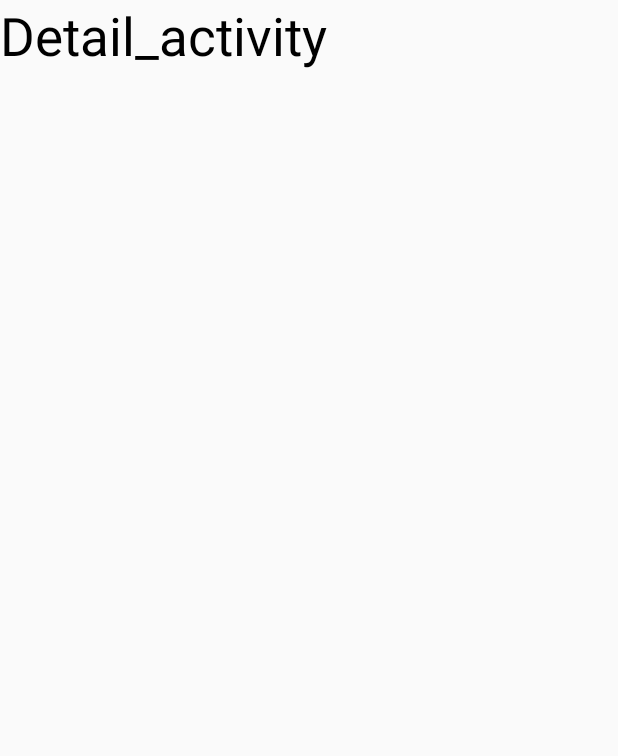
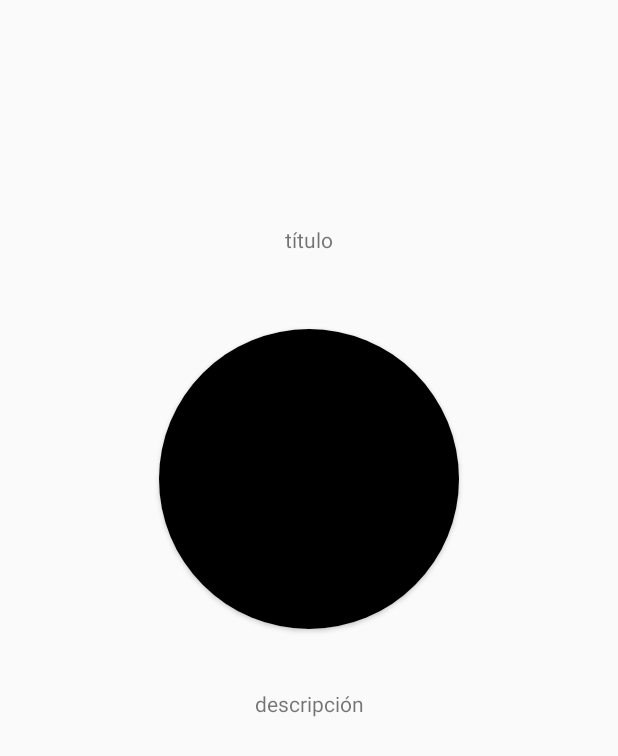
Before and after one commit to AndresSotoLopez/DI, an Android app: the layout activity_detail.xml on its own in the app's theme, with its tools: preview values and no code run, on a phone screen of 412 x 824 dp. Shown: the top 756 px of the screen. Run offline under Robolectric (Android 15) with nearby library versions, the phone set to English and light mode, and no system bars; network calls fail.

Commit message:
Tarea #3, completado el detail_activity con los datos de la celda en la que se pulsa

```diff
--- a/sprint4android/MyOtherCatalog/app/src/main/res/layout/activity_detail.xml
+++ b/sprint4android/MyOtherCatalog/app/src/main/res/layout/activity_detail.xml
@@ -1,18 +1,56 @@
 <?xml version="1.0" encoding="utf-8"?>
-<androidx.constraintlayout.widget.ConstraintLayout
-    xmlns:android="http://schemas.android.com/apk/res/android"
+<androidx.constraintlayout.widget.ConstraintLayout xmlns:android="http://schemas.android.com/apk/res/android"
+    xmlns:app="http://schemas.android.com/apk/res-auto"
     xmlns:tools="http://schemas.android.com/tools"
-    xmlns:app="http://schemas.android.com/apk/res-auto"
     android:layout_width="match_parent"
-    android:layout_height="match_parent"
-    tools:context=".detail_activity">
+    android:layout_height="match_parent">
 
     <TextView
         android:layout_width="wrap_content"
         android:layout_height="wrap_content"
-        android:text="Detail_activity"
-        android:textColor="@color/black"
-        android:textSize="35sp"
-        tools:ignore="MissingConstraints" />
+        android:text="título"
+        android:id="@+id/textview_detail_activity"
+        app:layout_constraintEnd_toEndOf="parent"
+        app:layout_constraintStart_toStartOf="parent"
+        app:layout_constraintTop_toTopOf="parent"
+        android:layout_marginTop="150dp" />
+
+
+    <androidx.cardview.widget.CardView
+        android:id="@+id/cardview_detail_activity"
+        android:layout_width="wrap_content"
+        android:layout_height="wrap_content"
+        app:cardCornerRadius="100dp"
+        android:elevation="10dp"
+        app:layout_constraintTop_toBottomOf="@id/textview_detail_activity"
+        android:layout_marginTop="50dp"
+        app:layout_constraintEnd_toEndOf="parent"
+        app:layout_constraintStart_toStartOf="parent">
+
+        <ImageView
+            android:layout_width="200dp"
+            android:layout_height="200dp"
+            app:layout_constraintTop_toBottomOf="@+id/textview_detail_activity"
+            app:layout_constraintStart_toStartOf="parent"
+            app:layout_constraintEnd_toEndOf="parent"
+            android:scaleType="centerCrop"
+            android:src="@color/black"
+            android:id="@+id/imageview_detail_activity"/>
+
+    </androidx.cardview.widget.CardView>
+
+    <TextView
+        android:id="@+id/description_detail_activity"
+        android:layout_width="match_parent"
+        android:layout_height="wrap_content"
+        android:text="descripción"
+        android:textAlignment="center"
+        android:layout_marginEnd="10dp"
+        android:layout_marginStart="10dp"
+        android:layout_marginTop="40dp"
+        app:layout_constraintStart_toStartOf="parent"
+        app:layout_constraintEnd_toEndOf="parent"
+        app:layout_constraintTop_toBottomOf="@id/cardview_detail_activity" />
+
 
 </androidx.constraintlayout.widget.ConstraintLayout>
```
Also changed, not shown: sprint4android/MyOtherCatalog/app/src/main/java/com/clase/myothercatalog/detail_activity.java (+32 -0 lines), sprint4android/MyOtherCatalog/app/src/main/java/com/clase/myothercatalog/main_activity.java (+8 -0 lines).
